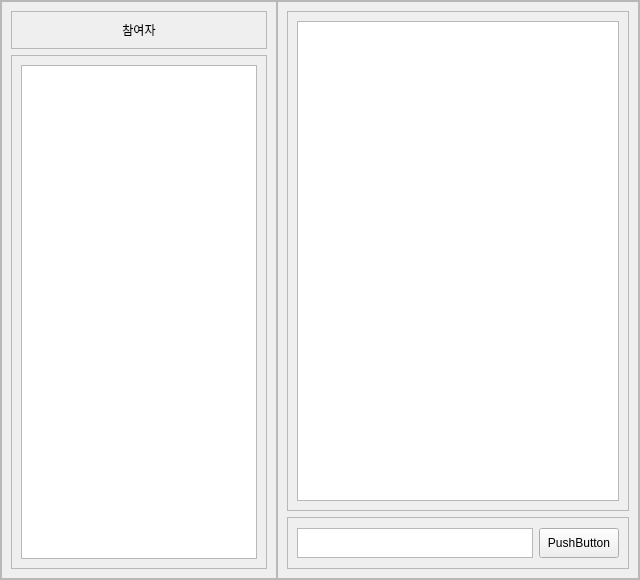
CoffeeShelter/ChatProgram_python, file chatting.ui: the form before one commit.
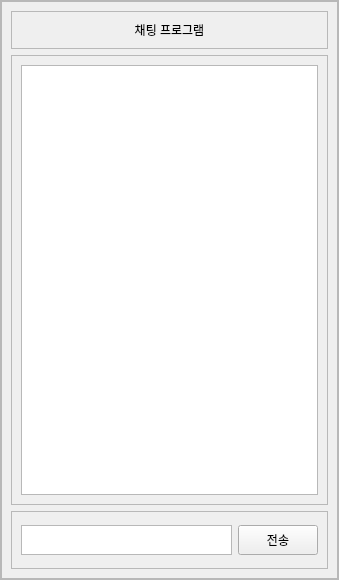
The form after the commit.

Commit message: [add] : 채팅 추가

Patch:
```diff
--- a/chatting.ui
+++ b/chatting.ui
@@ -6,7 +6,7 @@
    <rect>
     <x>0</x>
     <y>0</y>
-    <width>640</width>
+    <width>339</width>
     <height>580</height>
    </rect>
   </property>
@@ -51,27 +51,27 @@
        <number>0</number>
       </property>
       <item>
-       <widget class="QFrame" name="frame_2">
+       <widget class="QFrame" name="frame_3">
         <property name="frameShape">
          <enum>QFrame::StyledPanel</enum>
         </property>
         <property name="frameShadow">
          <enum>QFrame::Raised</enum>
         </property>
-        <layout class="QVBoxLayout" name="verticalLayout">
+        <layout class="QVBoxLayout" name="verticalLayout_3">
          <item>
-          <widget class="QFrame" name="frame_4">
+          <widget class="QFrame" name="frame_2">
            <property name="frameShape">
             <enum>QFrame::StyledPanel</enum>
            </property>
            <property name="frameShadow">
             <enum>QFrame::Raised</enum>
            </property>
-           <layout class="QVBoxLayout" name="verticalLayout_5">
+           <layout class="QVBoxLayout" name="verticalLayout">
             <item>
              <widget class="QLabel" name="label">
               <property name="text">
-               <string>참여자</string>
+               <string>채팅 프로그램</string>
               </property>
               <property name="alignment">
                <set>Qt::AlignCenter</set>
@@ -82,33 +82,6 @@
           </widget>
          </item>
          <item>
-          <widget class="QFrame" name="frame_5">
-           <property name="frameShape">
-            <enum>QFrame::StyledPanel</enum>
-           </property>
-           <property name="frameShadow">
-            <enum>QFrame::Raised</enum>
-           </property>
-           <layout class="QVBoxLayout" name="verticalLayout_2">
-            <item>
-             <widget class="QListWidget" name="listWidget_user"/>
-            </item>
-           </layout>
-          </widget>
-         </item>
-        </layout>
-       </widget>
-      </item>
-      <item>
-       <widget class="QFrame" name="frame_3">
-        <property name="frameShape">
-         <enum>QFrame::StyledPanel</enum>
-        </property>
-        <property name="frameShadow">
-         <enum>QFrame::Raised</enum>
-        </property>
-        <layout class="QVBoxLayout" name="verticalLayout_3">
-         <item>
           <widget class="QFrame" name="frame_7">
            <property name="frameShape">
             <enum>QFrame::StyledPanel</enum>
@@ -122,7 +95,13 @@
               <property name="minimumSize">
                <size>
                 <width>0</width>
-                <height>480</height>
+                <height>430</height>
+               </size>
+              </property>
+              <property name="maximumSize">
+               <size>
+                <width>16777215</width>
+                <height>430</height>
                </size>
               </property>
              </widget>
@@ -164,7 +143,7 @@
                </size>
               </property>
               <property name="text">
-               <string>PushButton</string>
+               <string>전송</string>
               </property>
              </widget>
             </item>
```
The commit also changes 7 other files.
